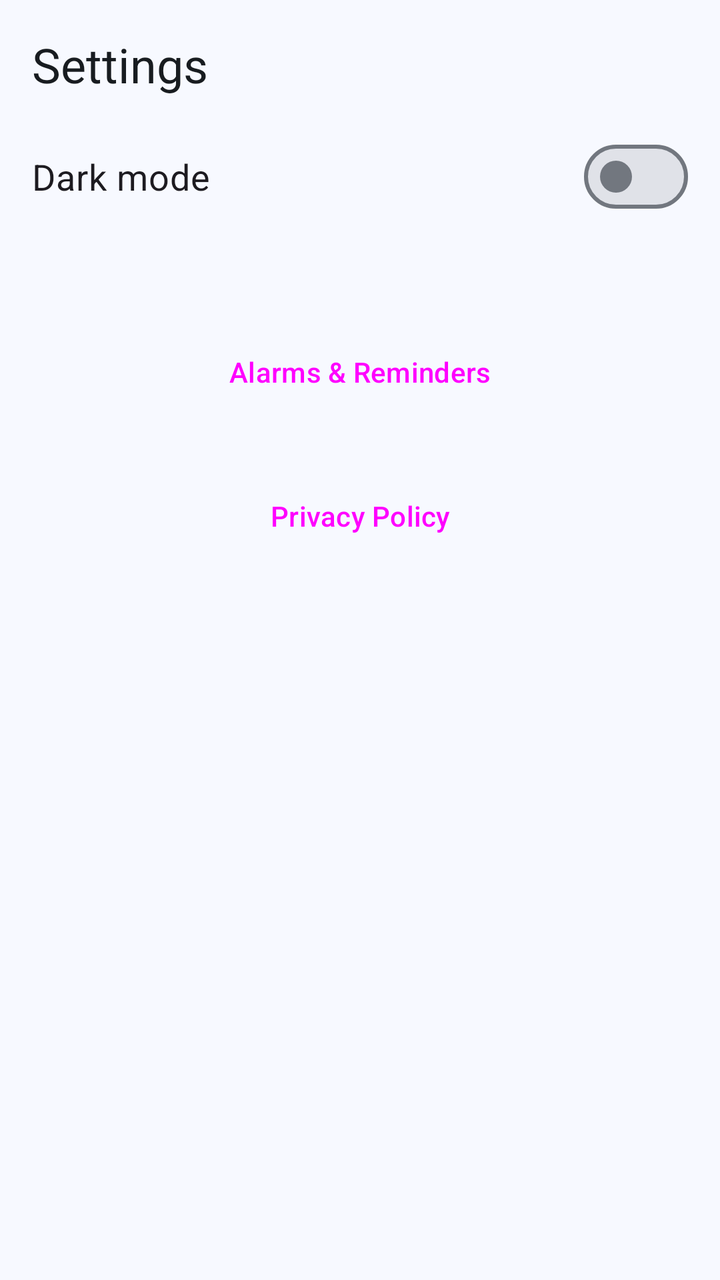
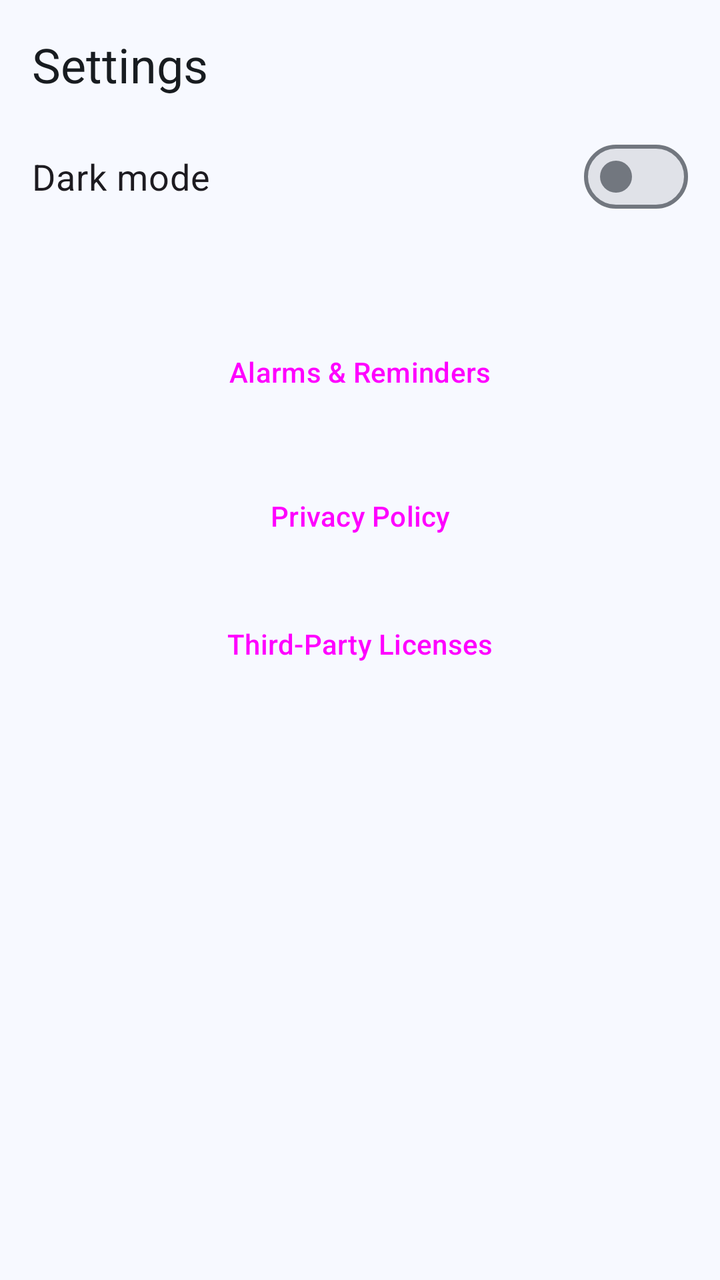

The first picture is an Android layout as it rendered before a commit; the second is the same layout after the commit. The layout source and the unified diff follow.
<!-- AndroidManifest.xml: application theme Theme.Vagor -->
<!-- res/layout/fragment_settings.xml -->
<?xml version="1.0" encoding="utf-8"?>
<ScrollView
    xmlns:android="http://schemas.android.com/apk/res/android"
    xmlns:tools="http://schemas.android.com/tools"
    android:layout_width="match_parent"
    android:layout_height="match_parent">

    <LinearLayout
        android:layout_width="match_parent"
        android:layout_height="wrap_content"
        android:orientation="vertical"
        android:padding="16dp">

        <TextView
            android:layout_width="wrap_content"
            android:layout_height="wrap_content"
            android:layout_marginBottom="16dp"
            android:accessibilityHeading="true"
            android:text="@string/settings"
            android:textAppearance="?attr/textAppearanceHeadlineSmall"
            tools:targetApi="28" />

        <com.google.android.material.materialswitch.MaterialSwitch
            android:id="@+id/switchDarkMode"
            android:layout_width="match_parent"
            android:layout_height="wrap_content"
            android:minHeight="48dp"
            android:text="@string/dark_mode"
            android:textSize="18sp" />

        
        <TextView
            android:id="@+id/eventRemindersStatus"
            android:layout_width="match_parent"
            android:layout_height="wrap_content"
            android:layout_marginTop="16dp"
            android:textAppearance="?attr/textAppearanceBodyLarge" />

        <Button
            android:id="@+id/buttonAlarmsAndReminders"
            style="@style/Widget.Vagor.Button.Outlined"
            android:layout_width="match_parent"
            android:layout_height="wrap_content"
            android:layout_marginTop="8dp"
            android:text="@string/alarms_and_reminders" />

        <Button
            android:id="@+id/buttonPrivacyPolicy"
            style="@style/Widget.Vagor.Button.Outlined"
            android:layout_width="match_parent"
            android:layout_height="wrap_content"
            android:layout_marginTop="16dp"
            android:text="@string/privacy_policy" />

    </LinearLayout>

</ScrollView>
<!-- resources referenced by this layout -->
<resources>
  <string name="alarms_and_reminders">Alarms &amp; Reminders</string>
  <string name="dark_mode">Dark mode</string>
  <string name="privacy_policy">Privacy Policy</string>
  <string name="settings">Settings</string>
  <style name="Widget.Vagor.Button.Outlined" parent="Widget.Material3.Button.OutlinedButton">
          <item name="android:minHeight">@dimen/button_height</item>
          <item name="android:insetTop">0dp</item>
          <item name="android:insetBottom">0dp</item>
      </style>
  <style name="Theme.Vagor" parent="Base.Theme.Vagor">
          <item name="materialTimePickerTheme">@style/ThemeOverlay.Vagor.MaterialTimePicker</item>
      </style>
  <dimen name="button_height">56dp</dimen>
  <style name="ThemeOverlay.Vagor.MaterialTimePicker" parent="ThemeOverlay.Material3.MaterialTimePicker">
          <item name="colorTertiaryContainer">?attr/colorPrimary</item>
          <item name="colorOnTertiaryContainer">?attr/colorOnPrimary</item>
      </style>
  <color name="vagor_light_primary">#00639B</color>
  <color name="vagor_light_onPrimary">#FFFFFF</color>
  <color name="vagor_light_primaryContainer">#CEE5FF</color>
  <color name="vagor_light_onPrimaryContainer">#001D33</color>
  <color name="vagor_light_secondary">#51606F</color>
  <color name="vagor_light_onSecondary">#FFFFFF</color>
  <color name="vagor_light_secondaryContainer">#D5E4F7</color>
  <color name="vagor_light_onSecondaryContainer">#0E1D2A</color>
  <color name="vagor_light_tertiary">#68587A</color>
  <color name="vagor_light_onTertiary">#FFFFFF</color>
  <color name="vagor_light_tertiaryContainer">#EFDBFF</color>
  <color name="vagor_light_onTertiaryContainer">#231533</color>
  <color name="vagor_light_error">#BA1A1A</color>
  <color name="vagor_light_onError">#FFFFFF</color>
  <color name="vagor_light_errorContainer">#FFDAD6</color>
  <color name="vagor_light_onErrorContainer">#410002</color>
  <color name="vagor_light_background">#F7F9FF</color>
  <color name="vagor_light_onBackground">#181C20</color>
  <color name="vagor_light_surface">#F7F9FF</color>
  <color name="vagor_light_onSurface">#181C20</color>
  <color name="vagor_light_surfaceVariant">#DEE3EB</color>
  <color name="vagor_light_onSurfaceVariant">#42474E</color>
  <color name="vagor_light_outline">#72777F</color>
  <color name="vagor_light_outlineVariant">#C2C7CF</color>
  <color name="vagor_light_inverseSurface">#2D3135</color>
  <color name="vagor_light_inverseOnSurface">#EFF1F6</color>
  <color name="vagor_light_inversePrimary">#97CBFF</color>
  <color name="vagor_light_surfaceDim">#D8DAE0</color>
  <color name="vagor_light_surfaceBright">#F7F9FF</color>
  <color name="vagor_light_surfaceContainerLowest">#FFFFFF</color>
  <color name="vagor_light_surfaceContainerLow">#F1F3F9</color>
  <color name="vagor_light_surfaceContainer">#ECEEF3</color>
  <color name="vagor_light_surfaceContainerHigh">#E6E8EE</color>
  <color name="vagor_light_surfaceContainerHighest">#E0E2E8</color>
  <!-- unchanged entries left out for length: 1 -->
</resources>

<!-- the commit's change to res/layout/fragment_settings.xml (unified diff, before → after) -->
@@ -52,6 +52,14 @@
             android:layout_marginTop="16dp"
             android:text="@string/privacy_policy" />
 
+        <Button
+            android:id="@+id/buttonThirdPartyLicenses"
+            style="@style/Widget.Vagor.Button.Outlined"
+            android:layout_width="match_parent"
+            android:layout_height="wrap_content"
+            android:layout_marginTop="8dp"
+            android:text="@string/third_party_licenses" />
+
     </LinearLayout>
 
 </ScrollView>
<!-- resource entries referenced after the edit -->
@@ -4,6 +4,7 @@
   <string name="dark_mode">Dark mode</string>
   <string name="privacy_policy">Privacy Policy</string>
   <string name="settings">Settings</string>
+  <string name="third_party_licenses">Third-Party Licenses</string>
   <style name="Widget.Vagor.Button.Outlined" parent="Widget.Material3.Button.OutlinedButton">
           <item name="android:minHeight">@dimen/button_height</item>
           <item name="android:insetTop">0dp</item>
